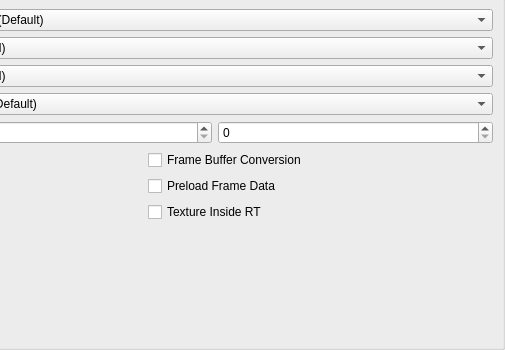
Before: the Qt Designer form pcsx2-qt/Settings/GraphicsSettingsWidget.ui in PCSX2/pcsx2, drawn with Qt 5; both pictures show x 215 to 720 and y 129 to 479 of the 720 by 479 pixel window.
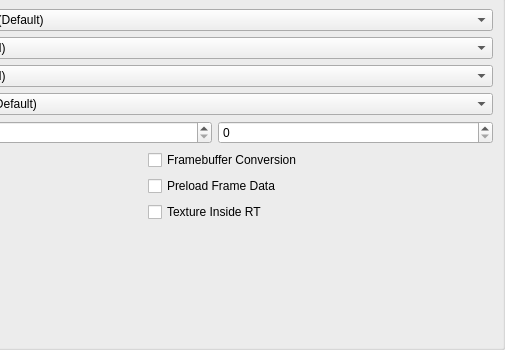
After: the same form once the commit is applied. The open tabs and pages were chosen to show the change.

Commit message: Framebuffer restoration.

What changed in the file:
```diff
--- a/pcsx2-qt/Settings/GraphicsSettingsWidget.ui
+++ b/pcsx2-qt/Settings/GraphicsSettingsWidget.ui
@@ -957,7 +957,7 @@
          <item row="0" column="1">
           <widget class="QCheckBox" name="frameBufferConversion">
            <property name="text">
-            <string>Frame Buffer Conversion</string>
+            <string>Framebuffer Conversion</string>
            </property>
           </widget>
          </item>
```
Left out of the diff: 2 changed lines with no effect on the pictures. The commit also changes 1 other file.
